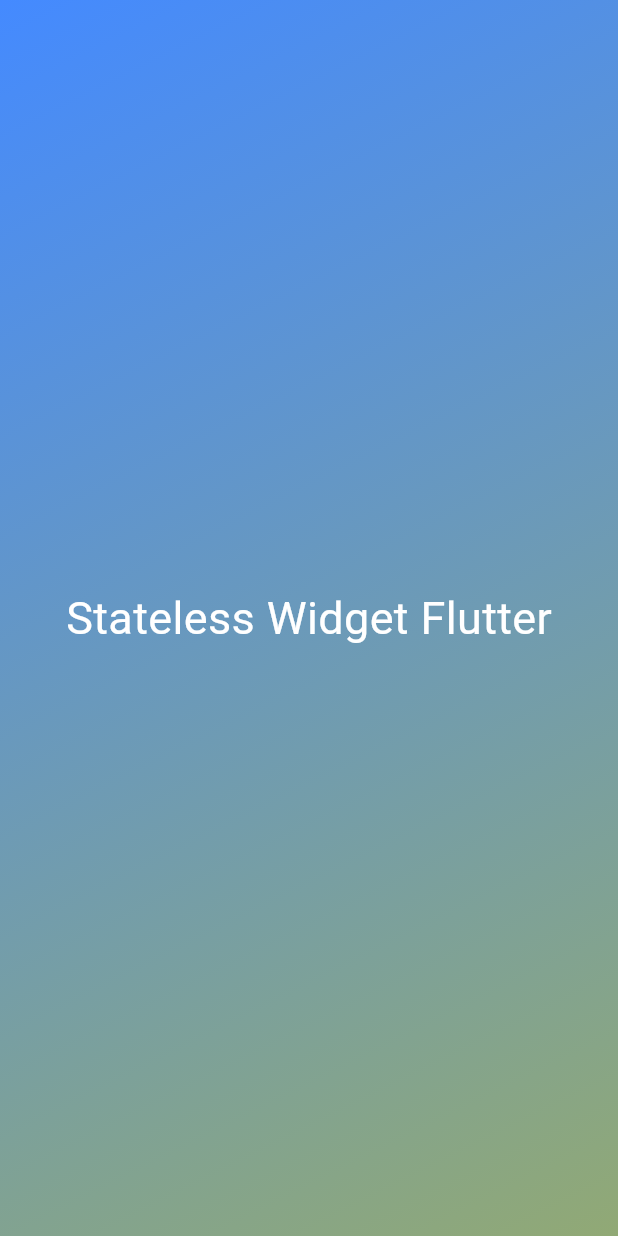
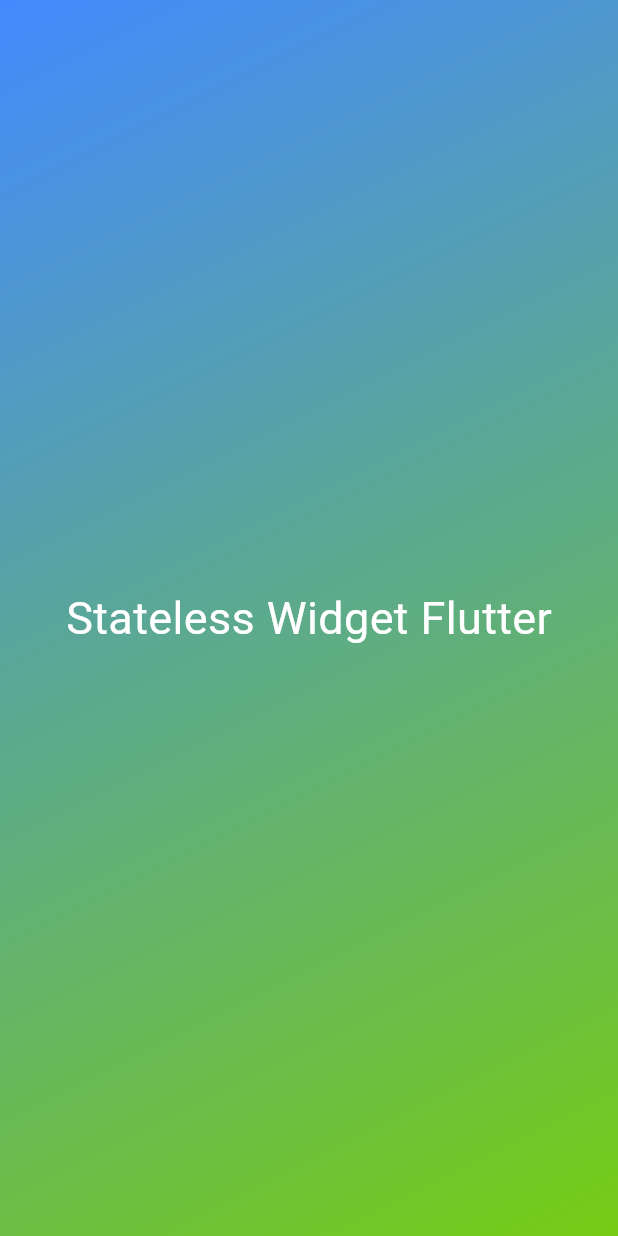
Before and after one commit to idrisazim/Roll_Dice, a Flutter app: the screen it shows after launch, on a phone screen of 412 x 824 dp. Run offline on Flutter 3.47's test engine with Material 3 defaults, Android fonts, the phone set to English and light mode, and no system bars.

Commit message:
Update gradient_container.dart

```diff
--- a/lib/gradient_container.dart
+++ b/lib/gradient_container.dart
@@ -13,7 +13,7 @@ class GradientContainer extends StatelessWidget {
     return Container(
       decoration: BoxDecoration(
         gradient: LinearGradient(
-          colors: const [Colors.blueAccent, Color.fromARGB(255, 145, 169, 117)],
+          colors: const [Colors.blueAccent, Color.fromARGB(255, 118, 204, 20)],
           begin: startAlignment,
           end: endAlignment,
         ),
```
